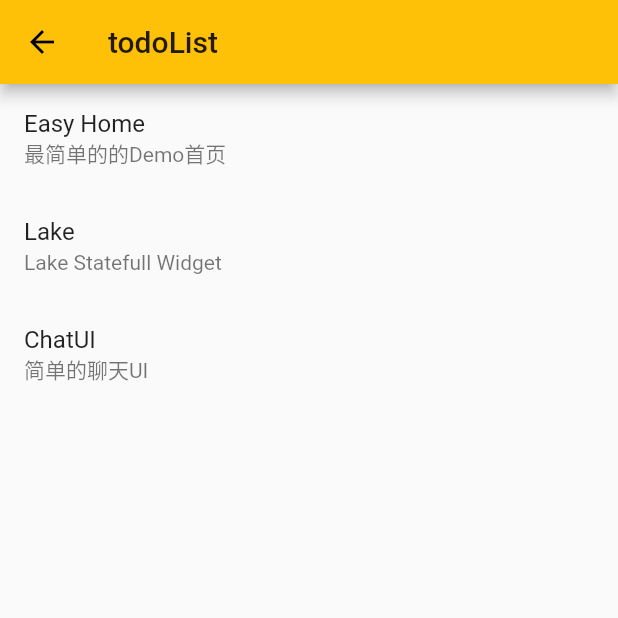
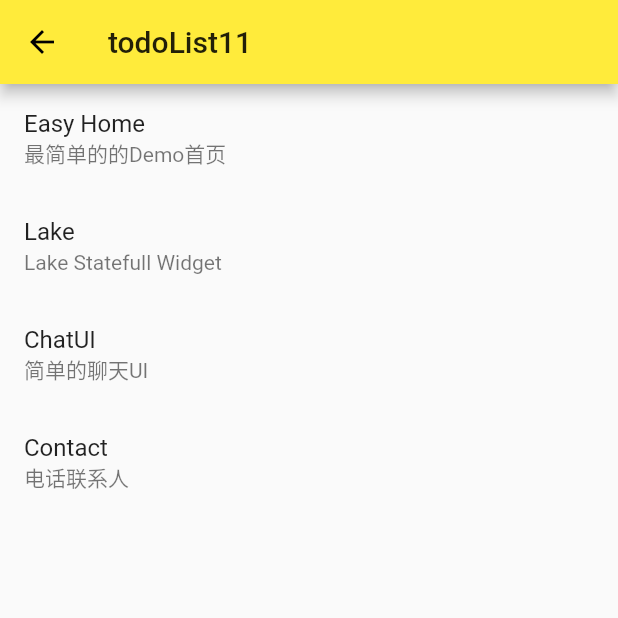
Before and after one commit to taojigu/learn_flutter, a Flutter app: the screen it shows after launch, on a phone screen of 412 x 824 dp, the top half of it. Run offline on Flutter 3.47's test engine with Material 2 defaults, Android fonts, the phone set to English and light mode, and no system bars.

Commit message:
add contact

```diff
--- /dev/null
+++ b/lib/contact/address.dart
@@ -0,0 +1,5 @@
+
+
+class Address {
+
+}
--- /dev/null
+++ b/lib/contact/agenda.dart
@@ -0,0 +1,3 @@
+class Agenda {
+
+}
--- /dev/null
+++ b/lib/contact/contact.dart
@@ -0,0 +1,20 @@
+
+import 'package:learn_flutter/contact/emal.dart';
+import 'package:learn_flutter/contact/mobile.dart';
+
+class Contact {
+  final List<Mobile> mobileList;
+  final List<Email> emailList;
+  final String name;
+
+  Contact({this.name,this.mobileList, this.emailList});
+
+  static Contact fakeContact () {
+    Mobile m1 =Mobile("Home", '18811113744');
+    Mobile m2 =Mobile("Office", '010-88420241');
+    return new Contact(
+      name: 'Annie',
+      mobileList: [m1,m2]
+    );
+  }
+}
--- /dev/null
+++ b/lib/contact/emal.dart
@@ -0,0 +1,4 @@
+
+class Email {
+
+}
--- a/lib/todo_list/todo_factory.dart
+++ b/lib/todo_list/todo_factory.dart
@@ -5,7 +5,8 @@ class TodoFactory {
     Todo lakeTodo = Todo("Lake", "Lake Statefull Widget","/lake");
     Todo easyHomeTodo =Todo("Easy Home", "最简单的的Demo首页", "/easyHome");
     Todo chatTodo =Todo('ChatUI', '简单的聊天UI', '/chatList');
-    return [easyHomeTodo, lakeTodo, chatTodo];
+    Todo contactTodo =Todo("Contact","电话联系人", '/contact');
+    return [easyHomeTodo, lakeTodo, chatTodo, contactTodo];
   }
 
 }
--- a/lib/todo_list/todo_list_app.dart
+++ b/lib/todo_list/todo_list_app.dart
@@ -1,5 +1,6 @@
 import 'package:flutter/material.dart';
 import 'package:learn_flutter/chatting/chat_list_page.dart';
+import 'package:learn_flutter/contact/contact_page.dart';
 import 'package:learn_flutter/todo_list/Todo.dart';
 import 'todo_factory.dart';
 import 'package:learn_flutter/lake_page.dart';
@@ -13,14 +14,15 @@ class TodoListApp extends StatelessWidget {
     List todoList = TodoFactory.todoList();
     Widget homePage = TodoListPage(title:"TodoListPage", todoList: todoList);
     MaterialApp  app =  MaterialApp(title: "TodoApp",
-    theme: ThemeData(primarySwatch: Colors.amber),
+    theme: ThemeData(primarySwatch: Colors.yellow),
     home: homePage,
     initialRoute: "/todoHome",
     routes: {
       "/todoHome" : (context) => homePage,
       "/lake" : (context) => LakePage(),
       '/easyHome' : (context) => EasyHomePage(),
-      '/chatList' : (context) => ChatListPage()
+      '/chatList' : (context) => ChatListPage(),
+      '/contact'  : (context) => ContactPage()
     },);
     return app;
   }
@@ -33,7 +35,7 @@ class TodoListPage extends StatelessWidget {
   @override
   Widget build(BuildContext context) {
     return Scaffold(
-      appBar: AppBar(title: Text("todoList")),
+      appBar: AppBar(title: Text("todoList11")),
       body: ListView.builder(
         itemCount: todoList.length,
         itemBuilder: (context,index){
```
Also changed, not shown: lib/contact/contact_page.dart (added, +63 -0 lines), lib/contact/mobile.dart (added, +7 -0 lines).
